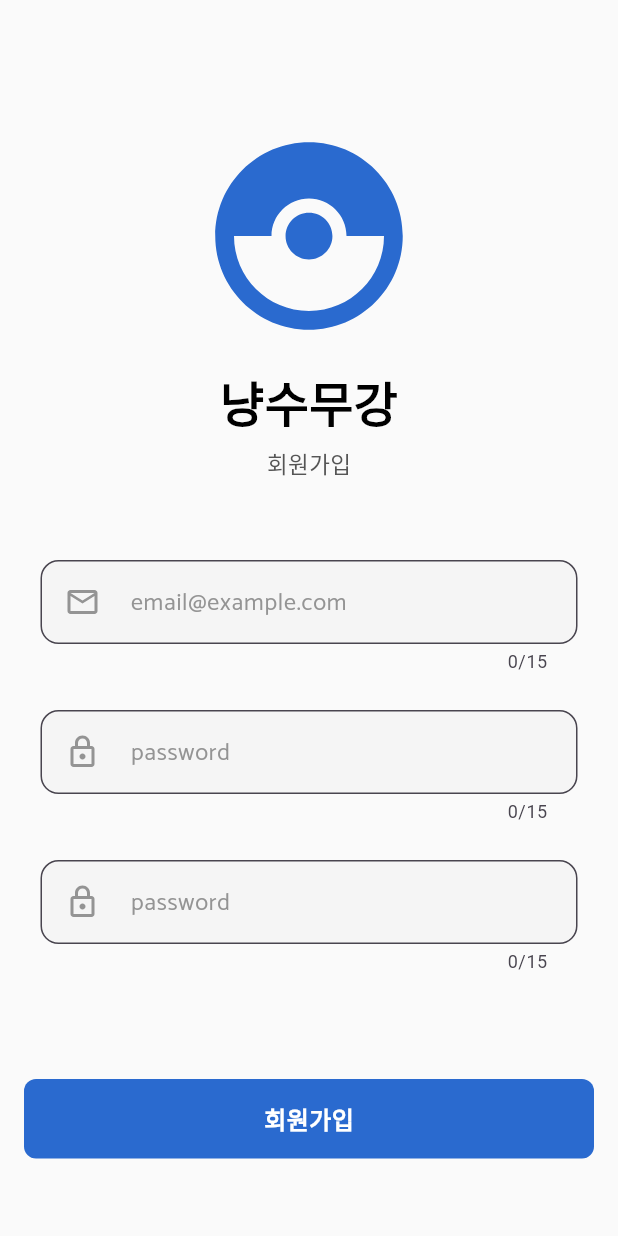
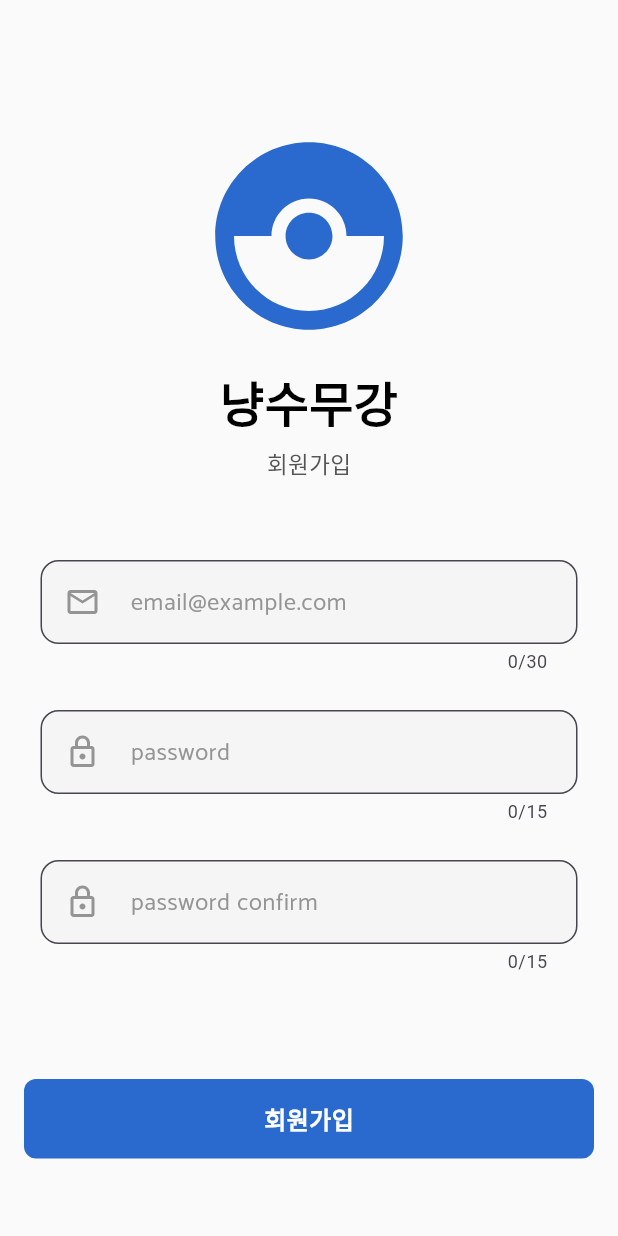
Before and after one commit to haejun-kim/cat-long-live, a Flutter app: the screen it shows after launch, after a tap on "회원가입", on a phone screen of 412 x 824 dp. Run offline on Flutter 3.47's test engine with Material 3 defaults, Android fonts, the phone set to English and light mode, and no system bars; our stand-ins replace dio, dotted_border, flutter_dotenv, flutter_svg, image_picker, input_quantity and 1 more; network calls fail.

Commit message:
feat: add sign up

```diff
--- a/lib/main.dart
+++ b/lib/main.dart
@@ -1,24 +1,18 @@
 import 'package:cat_long_live/src/repository/health_repository.dart';
 import 'package:cat_long_live/src/service/cat_service.dart';
 import 'package:cat_long_live/src/service/health_service.dart';
+import 'package:cat_long_live/src/service/pocketbase_service.dart';
 import 'package:cat_long_live/src/service/theme_service.dart';
 import 'package:cat_long_live/src/view/account/sign_in/sign_in_view.dart';
 import 'package:flutter/material.dart';
 import 'package:flutter_dotenv/flutter_dotenv.dart';
 import 'package:intl/date_symbol_data_local.dart';
-import 'package:pocketbase/pocketbase.dart';
 import 'package:provider/provider.dart';
 
 void main() async {
   await initializeDateFormatting();
   await dotenv.load(fileName: 'assets/config/.env');
-
-  final pb = PocketBase(dotenv.env["POCKETBASE_URL"]!);
-
-  await pb.admins.authWithPassword(
-    dotenv.env["POCKETBASE_ADMIN_USER"]!,
-    dotenv.env["POCKETBASE_ADMIN_PASSWORD"]!,
-  );
+  await PocketBaseService().getAdminAuthorization();
 
   runApp(
     MultiProvider(
@@ -26,6 +20,9 @@ void main() async {
         Provider(create: (context) => HealthRepository()),
         ChangeNotifierProvider(
           create: (context) => ThemeService(),
+        ),
+        ChangeNotifierProvider(
+          create: (context) => PocketBaseService(),
         ),
         ChangeNotifierProvider(
           create: (context) => CatService(),
--- /dev/null
+++ b/lib/src/service/pocketbase_service.dart
@@ -0,0 +1,14 @@
+import 'package:flutter/cupertino.dart';
+import 'package:pocketbase/pocketbase.dart';
+import 'package:flutter_dotenv/flutter_dotenv.dart';
+
+final PocketBase pb = PocketBase(dotenv.env["POCKETBASE_URL"]!);
+
+class PocketBaseService extends ChangeNotifier {
+  Future<void> getAdminAuthorization() async {
+    await pb.admins.authWithPassword(
+      dotenv.env["POCKETBASE_ADMIN_USER"]!,
+      dotenv.env["POCKETBASE_ADMIN_PASSWORD"]!,
+    );
+  }
+}
--- a/lib/src/view/account/sign_up/sign_up_view.dart
+++ b/lib/src/view/account/sign_up/sign_up_view.dart
@@ -1,4 +1,7 @@
+import 'package:cat_long_live/src/repository/account_repository.dart';
 import 'package:cat_long_live/src/service/theme_service.dart';
+import 'package:cat_long_live/src/view/account/sign_up/sign_up_view_model.dart';
+import 'package:cat_long_live/src/view/base_view.dart';
 import 'package:cat_long_live/theme/component/asset_icon.dart';
 import 'package:cat_long_live/theme/component/button/button.dart';
 import 'package:cat_long_live/theme/component/hide_keyboard.dart';
@@ -13,7 +16,9 @@ class SignUpView extends StatelessWidget {
   @override
   Widget build(BuildContext context) {
     return HideKeyboard(
-      child: Scaffold(
+      child: BaseView(
+        viewModel: SignUpViewModel(),
+        builder: (context, viewModel) => Scaffold(
           body: SafeArea(
             child: SingleChildScrollView(
               child: Center(
@@ -46,25 +51,36 @@ class SignUpView extends StatelessWidget {
                     ),
                     const SizedBox(height: 55),
                     InputField(
+                      controller: viewModel.emailController,
+                      maxLength: 30,
                       hint: "email@example.com",
                       icon: "material-mail",
                       horizontalPaddingSize: paddingSize,
+                      onChanged: (value) => viewModel.updateBody(),
                     ),
                     const SizedBox(height: 24),
                     InputField(
+                      controller: viewModel.passwordController,
                       hint: "password",
                       icon: "material-lock",
                       horizontalPaddingSize: paddingSize,
+                      onChanged: (value) => viewModel.updateBody(),
                     ),
                     const SizedBox(height: 24),
                     InputField(
-                    hint: "password",
+                      controller: viewModel.passwordConfirmController,
+                      hint: "password confirm",
                       icon: "material-lock",
                       horizontalPaddingSize: paddingSize,
+                      onChanged: (value) => viewModel.updateBody(),
                     ),
                     const SizedBox(height: 70),
                     Button(
                       onPressed: () {
+                        AccountRepository().createAccount(viewModel.body);
+                        viewModel.emailController.clear();
+                        viewModel.passwordController.clear();
+                        viewModel.passwordConfirmController.clear();
                         Navigator.pop(context);
                       },
                       text: "회원가입",
@@ -77,6 +93,7 @@ class SignUpView extends StatelessWidget {
             ),
           ),
         ),
+      ),
     );
   }
 }
--- /dev/null
+++ b/lib/src/view/account/sign_up/sign_up_view_model.dart
@@ -0,0 +1,23 @@
+import 'package:cat_long_live/src/view/base_view_model.dart';
+import 'package:flutter/material.dart';
+
+class SignUpViewModel extends BaseViewModel {
+  final TextEditingController emailController = TextEditingController();
+  final TextEditingController passwordController = TextEditingController();
+  final TextEditingController passwordConfirmController = TextEditingController();
+
+  final Map<String, dynamic> body = {
+    "email": "",
+    "emailVisibility": true,
+    "password": "",
+    "passwordConfirm": "",
+    "name": "test",
+    "verified": true,
+  };
+
+  void updateBody() {
+    body["email"] = emailController.text;
+    body["password"] = passwordController.text;
+    body["passwordConfirm"] = passwordConfirmController.text;
+  }
+}
--- a/lib/theme/component/bottom_nav_bar.dart
+++ b/lib/theme/component/bottom_nav_bar.dart
@@ -46,9 +46,9 @@ class _BottomNavBarState extends State<BottomNavBar> {
               label: "홈",
             ),
             NavigationDestination(
-              selectedIcon: AssetIcon("material-healthiness-and-safety",
+              selectedIcon: AssetIcon("material-health-and-safety",
                   color: context.color.primary),
-              icon: AssetIcon("material-healthiness-and-safety",
+              icon: AssetIcon("material-health-and-safety",
                   color: context.color.subtext),
               label: "건강",
             ),
```
Also changed, not shown: lib/src/repository/account_repository.dart (+7 -16 lines). Lines whose indentation alone changed are shown as unchanged.
